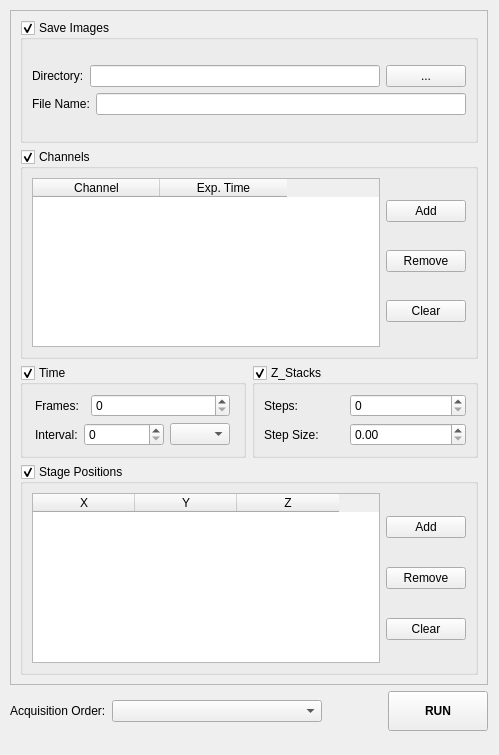
Before: the Qt Designer form untitled.ui in pymmcore-plus/napari-micromanager, drawn with Qt 5.
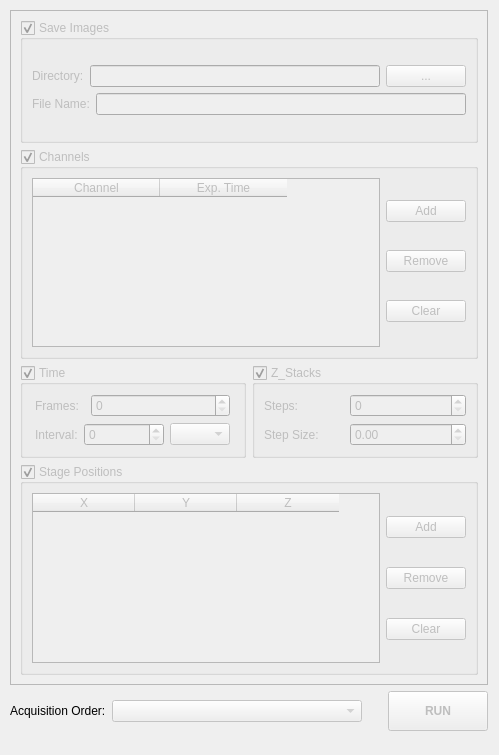
After: the same form once the commit is applied.

Diff of the .ui file:
```diff
--- a/untitled.ui
+++ b/untitled.ui
@@ -14,7 +14,7 @@
    <string>MainWindow</string>
   </property>
   <widget class="QWidget" name="centralwidget">
-   <widget class="QWidget" name="">
+   <widget class="QWidget" name="layoutWidget">
     <property name="geometry">
      <rect>
       <x>10</x>
@@ -43,6 +43,9 @@
           <layout class="QGridLayout" name="gridLayout_13">
            <item row="0" column="0">
             <widget class="QGroupBox" name="save_groupBox">
+             <property name="enabled">
+              <bool>false</bool>
+             </property>
              <property name="minimumSize">
               <size>
                <width>0</width>
@@ -104,6 +107,9 @@
            </item>
            <item row="1" column="0">
             <widget class="QGroupBox" name="channel_groupBox">
+             <property name="enabled">
+              <bool>false</bool>
+             </property>
              <property name="title">
               <string>Channels</string>
              </property>
@@ -170,6 +176,9 @@
             <layout class="QGridLayout" name="gridLayout_10">
              <item row="0" column="1">
               <widget class="QGroupBox" name="stack_groupBox">
+               <property name="enabled">
+                <bool>false</bool>
+               </property>
                <property name="title">
                 <string>Z_Stacks</string>
                </property>
@@ -264,6 +273,9 @@
              </item>
              <item row="0" column="0">
               <widget class="QGroupBox" name="time_groupBox">
+               <property name="enabled">
+                <bool>false</bool>
+               </property>
                <property name="title">
                 <string>Time</string>
                </property>
@@ -352,6 +364,9 @@
            </item>
            <item row="3" column="0">
             <widget class="QGroupBox" name="stage_pos_groupBox">
+             <property name="enabled">
+              <bool>false</bool>
+             </property>
              <property name="title">
               <string>Stage Positions</string>
              </property>
@@ -441,6 +456,9 @@
        </item>
        <item>
         <widget class="QComboBox" name="acquisition_order_comboBox">
+         <property name="enabled">
+          <bool>false</bool>
+         </property>
          <property name="sizePolicy">
           <sizepolicy hsizetype="MinimumExpanding" vsizetype="Fixed">
            <horstretch>0</horstretch>
@@ -459,7 +477,7 @@
          </property>
          <property name="sizeHint" stdset="0">
           <size>
-           <width>60</width>
+           <width>20</width>
            <height>20</height>
           </size>
          </property>
@@ -467,6 +485,9 @@
        </item>
        <item>
         <widget class="QPushButton" name="run_Button">
+         <property name="enabled">
+          <bool>false</bool>
+         </property>
          <property name="minimumSize">
           <size>
            <width>100</width>
```
